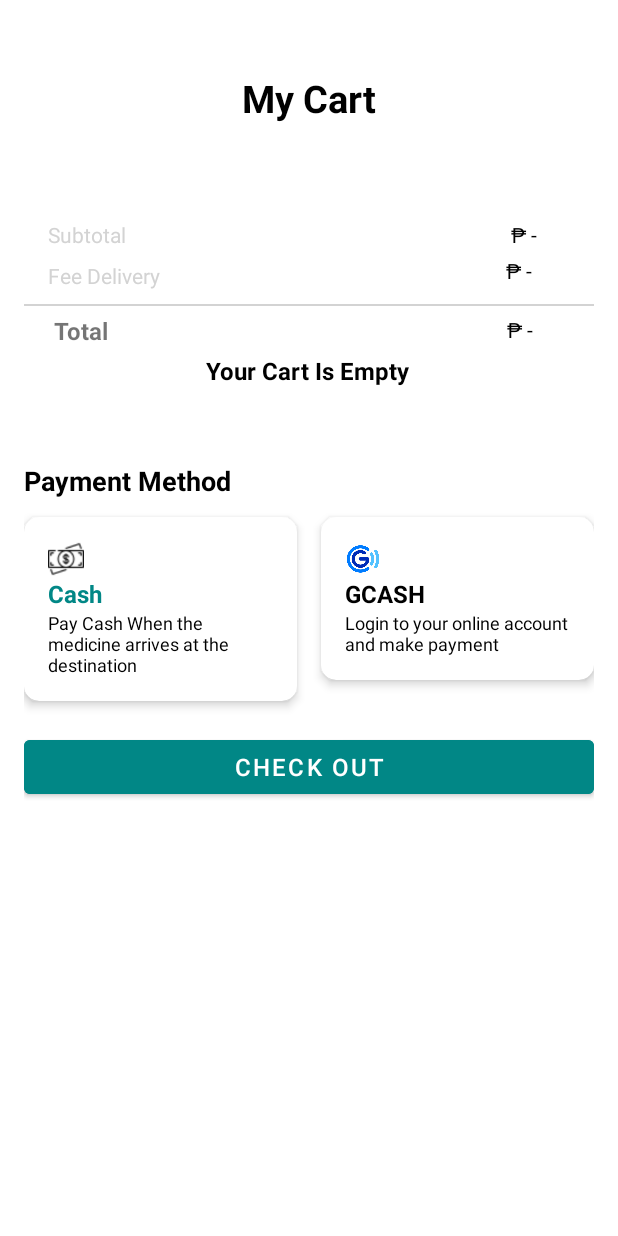
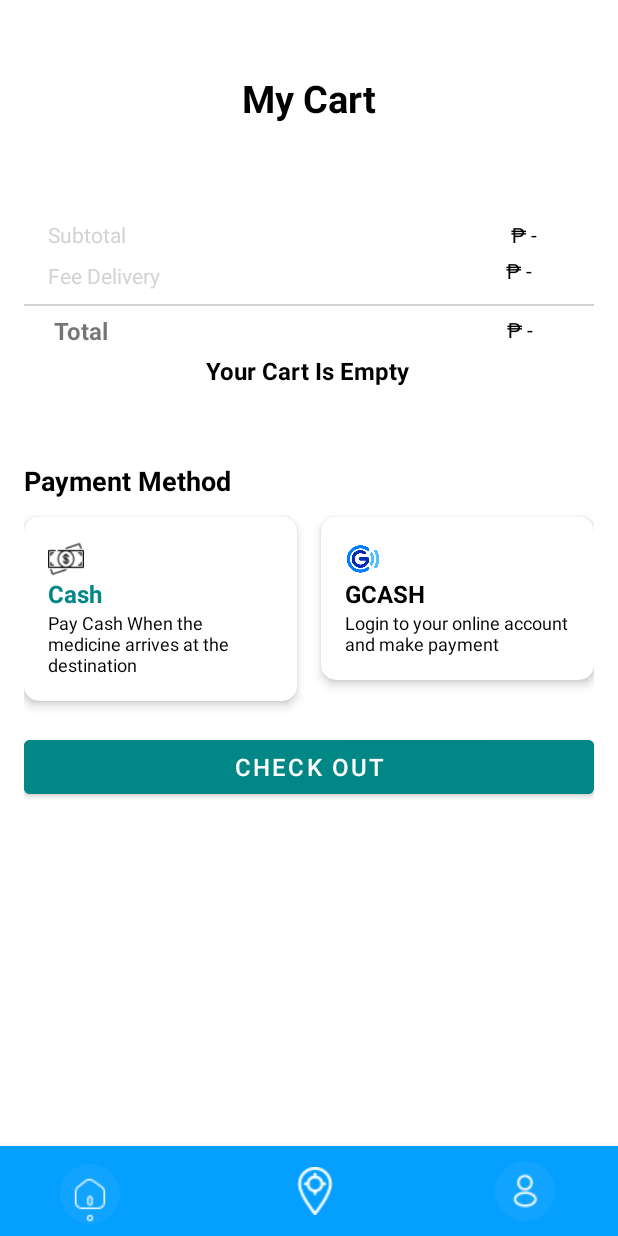
Before and after one commit to Mikey-Kulot/GADGETCART, an Android app: the layout activity_cart.xml on its own in the app's theme, with its tools: preview values and no code run, on a phone screen of 412 x 824 dp. Run offline under Robolectric (Android 15) with nearby library versions, the light colour scheme and no system bars.

Commit message:
Order Tracking

```diff
--- a/app/build.gradle.kts
+++ b/app/build.gradle.kts
@@ -77,4 +77,6 @@ dependencies {
     implementation("com.squareup.retrofit2:converter-gson:2.9.0")
     implementation("com.github.bumptech.glide:glide:4.12.0")
     implementation ("com.google.android.material:material:1.9.0")
+    implementation ("com.github.shuhart:stepview:1.5.1")
+
 }
--- a/app/src/main/AndroidManifest.xml
+++ b/app/src/main/AndroidManifest.xml
@@ -16,7 +16,6 @@
         android:supportsRtl="true"
         android:screenOrientation="sensorPortrait">
 
-        <!-- Activities with No Action Bar -->
         <activity android:name=".WelcomeActivity"
             android:exported="true"
             android:label="@string/app_name"
@@ -41,6 +40,11 @@
         <activity android:name=".MainActivity"
             android:theme="@style/Theme.GadgetCart.ActionBar"/>
 
+        <activity android:name=".OrderTrackingActivity"
+            android:theme="@style/Theme.GadgetCart.ActionBar"/>
+
+
+
     </application>
 
 </manifest>
--- a/app/src/main/res/layout/activity_cart.xml
+++ b/app/src/main/res/layout/activity_cart.xml
@@ -275,4 +275,55 @@
         </androidx.constraintlayout.widget.ConstraintLayout>
     </LinearLayout>
     </ScrollView>
+
+    <androidx.coordinatorlayout.widget.CoordinatorLayout
+        android:layout_width="match_parent"
+        android:layout_height="60dp"
+        app:layout_constraintBottom_toBottomOf="parent" />
+
+    <com.google.android.material.bottomnavigation.BottomNavigationView
+        android:layout_width="match_parent"
+        android:layout_height="60dp"
+        android:layout_gravity="bottom"
+        app:layout_constraintBottom_toBottomOf="parent"
+        android:background="#049FFF">
+
+        <LinearLayout
+            android:layout_width="match_parent"
+            android:layout_height="match_parent"
+            android:orientation="vertical">
+
+            <ImageButton
+                android:id="@+id/ib_homeicon"
+                android:layout_width="60dp"
+                android:layout_height="match_parent"
+                android:src="@drawable/home_icon"
+                android:layout_marginStart="30dp"
+                android:layout_marginTop="3dp"
+                android:background="@color/transparent"
+                android:contentDescription="Home Icon"/>
+
+            <ImageButton
+                android:id="@+id/ib_wishlist"
+                android:layout_width="60dp"
+                android:layout_height="match_parent"
+                android:src="@drawable/tracking_ic"
+                android:layout_marginTop="-60dp"
+                android:layout_marginStart="180dp"
+                android:background="@color/transparent"
+                android:contentDescription="Tracking Order"/>
+
+            <ImageButton
+                android:id="@+id/ib_profile"
+                android:layout_width="60dp"
+                android:layout_height="match_parent"
+                android:src="@drawable/acc_icon"
+                android:layout_marginTop="-60dp"
+                android:layout_marginStart="320dp"
+                android:background="@color/transparent"
+                android:contentDescription="Profile"/>
+
+        </LinearLayout>
+
+    </com.google.android.material.bottomnavigation.BottomNavigationView>
 </androidx.constraintlayout.widget.ConstraintLayout>
```
Also changed, not shown: app/src/main/java/com/example/gadgetcart/OrderTrackingActivity.kt (added, +42 -0 lines), app/src/main/res/layout/activity_list.xml (+52 -0 lines), app/src/main/res/layout/activity_main.xml (+4 -4 lines), app/src/main/res/layout/activity_order_tracking.xml (added, +251 -0 lines), app/src/main/res/layout/justforyou.xml (+2 -10 lines), app/src/main/res/drawable/dot.png (added), app/src/main/res/drawable/tracking_ic.png (added), app/src/main/res/drawable/tracking_selected.png (added).
